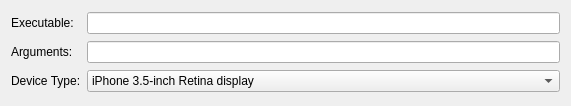
Before: the Qt Designer form src/plugins/ios/iosrunconfiguration.ui in qt-creator/qt-creator, drawn with Qt 5.
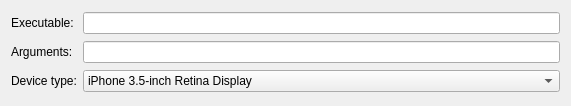
After: the same form once the commit is applied.

Commit message:
iOS: fix UI string capitalization
Use book-style capitalization for selection list
items and sentence style for field labels.

```diff
--- a/src/plugins/ios/iosrunconfiguration.ui
+++ b/src/plugins/ios/iosrunconfiguration.ui
@@ -48,7 +48,7 @@
     <widget class="QComboBox" name="deviceTypeComboBox">
      <item>
       <property name="text">
-       <string>iPhone 3.5-inch Retina display</string>
+       <string>iPhone 3.5-inch Retina Display</string>
       </property>
      </item>
      <item>
@@ -71,7 +71,7 @@
    <item row="2" column="0">
     <widget class="QLabel" name="deviceTypeLabel">
      <property name="text">
-      <string>Device Type:</string>
+      <string>Device type:</string>
      </property>
     </widget>
    </item>
```
Left out of the diff: 4 changed lines with no effect on the pictures.
